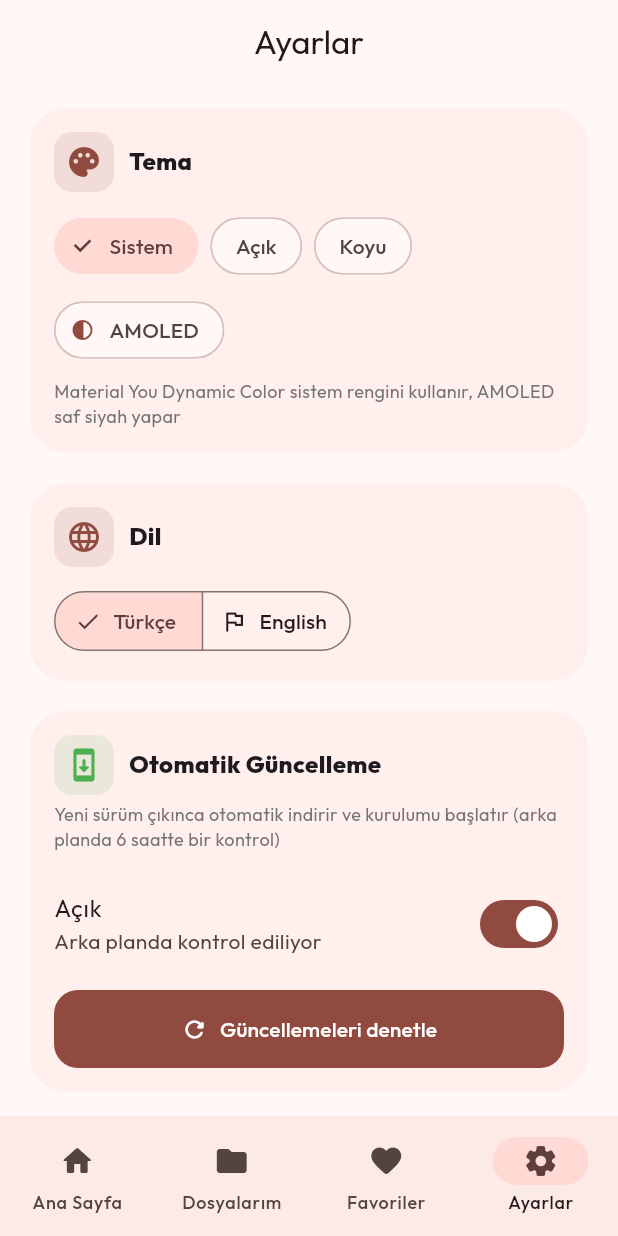
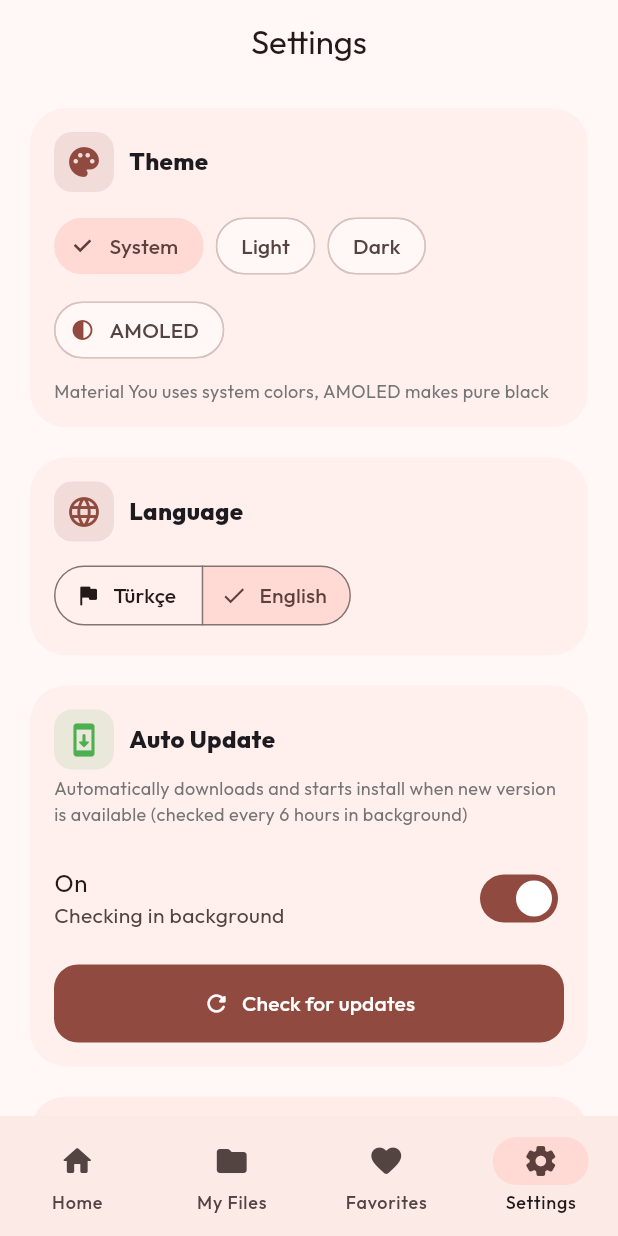
Before and after one commit to ErhaEmir/indir-gitsin, a Flutter app: the screen it shows after launch, item 4 of the bottom bar chosen, on a phone screen of 412 x 824 dp. Run offline on Flutter 3.47's test engine with Material 3 defaults, Android fonts, the phone set to English and light mode, and no system bars; drawn by our look-alikes of dynamic_color; our stand-ins replace cached_network_image, chewie, device_info_plus, dio, easy_localization, flutter_riverpod and 8 more; missing offline and left inert: receive_sharing_intent, youtube_explode_dart; accounts and stored records are empty; network calls fail; statements that could not run were skipped.

Commit message:
fix: tum metinler EN cevirisi tamamlandi, sistem dili TR/EN otomatik algilama, kapak ikonu yuksek kalite yeniden uretildi (İNDİR GİTSİN)

```diff
--- a/lib/main.dart
+++ b/lib/main.dart
@@ -29,15 +29,23 @@ Future<void> main() async {
   await StorageService.init();
   final prefs = await SharedPreferences.getInstance();
   final savedTheme = prefs.getString('theme_mode') ?? 'system';
-  final savedLang = prefs.getString('lang') ?? 'tr';
+  final savedLang = prefs.getString('lang');
+  Locale startLocale;
+  if (savedLang != null) {
+    startLocale = Locale(savedLang);
+  } else {
+    final sys = WidgetsBinding.instance.platformDispatcher.locale.languageCode;
+    startLocale = sys == 'tr' ? const Locale('tr') : const Locale('en');
+  }
   runApp(
     ProviderScope(
       overrides: [themeModeProvider.overrideWith((ref) => savedTheme)],
       child: EasyLocalization(
         supportedLocales: const [Locale('tr'), Locale('en')],
         path: 'assets/translations',
-        fallbackLocale: const Locale('tr'),
-        startLocale: Locale(savedLang),
+        fallbackLocale: const Locale('en'),
+        startLocale: startLocale,
+        saveLocale: true,
         child: const IndirGitsinApp(),
       ),
     ),
@@ -123,10 +131,10 @@ class _MainScaffoldState extends ConsumerState<MainScaffold> {
         selectedIndex: _idx,
         onDestinationSelected: (i) => setState(() => _idx = i),
         destinations: [
-          NavigationDestination(icon: const Icon(Icons.home_rounded), label: 'Ana Sayfa'.tr()),
-          NavigationDestination(icon: const Icon(Icons.folder_rounded), label: 'Dosyalarım'.tr()),
-          NavigationDestination(icon: const Icon(Icons.favorite_rounded), label: 'Favoriler'.tr()),
-          NavigationDestination(icon: const Icon(Icons.settings_rounded), label: 'Ayarlar'.tr()),
+          NavigationDestination(icon: const Icon(Icons.home_rounded), label: 'home'.tr()),
+          NavigationDestination(icon: const Icon(Icons.folder_rounded), label: 'files'.tr()),
+          NavigationDestination(icon: const Icon(Icons.favorite_rounded), label: 'favorites'.tr()),
+          NavigationDestination(icon: const Icon(Icons.settings_rounded), label: 'settings'.tr()),
         ],
       ),
     );
@@ -203,7 +211,7 @@ class _HomeTabState extends ConsumerState<HomeTab> with TickerProviderStateMixin
         if (YoutubeService.isValidYoutubeUrl(text)) {
           _linkCtrl.text = text;
           if (mounted) {
-            ScaffoldMessenger.of(context).showSnackBar(SnackBar(content: Text('Paylaşılan video hazırlanıyor...'.tr()), behavior: SnackBarBehavior.floating));
+            ScaffoldMessenger.of(context).showSnackBar(SnackBar(content: Text('share_preparing'.tr()), behavior: SnackBarBehavior.floating));
           }
           _fetch();
         }
@@ -224,8 +232,8 @@ class _HomeTabState extends ConsumerState<HomeTab> with TickerProviderStateMixin
 
   Future<void> _fetch() async {
     final url = _linkCtrl.text.trim();
-    if (url.isEmpty) { setState(() => _error = 'Lütfen link yapıştırın'.tr()); return; }
-    if (!YoutubeService.isValidYoutubeUrl(url)) { setState(() => _error = 'Geçersiz link'.tr()); return; }
+    if (url.isEmpty) { setState(() => _error = 'please_paste'.tr()); return; }
+    if (!YoutubeService.isValidYoutubeUrl(url)) { setState(() => _error = 'invalid_link'.tr()); return; }
     StorageService.addSearch(url);
     HapticFeedback.lightImpact();
     setState(() { _loading = true; _error = null; _video = null; _selected = null; _savedPath = null; });
@@ -235,9 +243,9 @@ class _HomeTabState extends ConsumerState<HomeTab> with TickerProviderStateMixin
       setState(() { _video = info; _selected = info.streams.isNotEmpty ? info.streams.first : null; });
       HapticFeedback.selectionClick();
     } on TimeoutException {
-      setState(() => _error = 'Zaman aşımı, tekrar dene'.tr());
+      setState(() => _error = 'timeout'.tr());
     } catch (e) {
-      setState(() => _error = 'Alınamadı: $e');
+      setState(() => _error = '${'failed'.tr()}: $e');
     } finally {
       if (mounted) setState(() => _loading = false);
     }
@@ -258,9 +266,9 @@ class _HomeTabState extends ConsumerState<HomeTab> with TickerProviderStateMixin
       StorageService.addHistory({'id': _video!.id, 'title': _video!.title, 'thumbnail': _video!.thumbnailUrl, 'url': 'https://www.youtube.com/watch?v=${_video!.id}', 'path': path, 'date': DateTime.now().toIso8601String()});
       setState(() { _savedPath = path; _downloading = false; _progress = 1; });
       HapticFeedback.heavyImpact();
-      if (mounted) ScaffoldMessenger.of(context).showSnackBar(SnackBar(content: Text('İndirildi: ${path.split('/').last}'), action: SnackBarAction(label: 'AÇ'.tr(), onPressed: () => OpenFilex.open(path)), behavior: SnackBarBehavior.floating));
+      if (mounted) ScaffoldMessenger.of(context).showSnackBar(SnackBar(content: Text('${'downloaded'.tr()}: ${path.split('/').last}'), action: SnackBarAction(label: 'open'.tr(), onPressed: () => OpenFilex.open(path)), behavior: SnackBarBehavior.floating));
     } catch (e) {
-      setState(() { _downloading = false; _error = 'Hata: $e'; });
+      setState(() { _downloading = false; _error = '${'error'.tr()}: $e'; });
     }
   }
 
@@ -296,11 +304,11 @@ class _HomeTabState extends ConsumerState<HomeTab> with TickerProviderStateMixin
                   decoration: BoxDecoration(gradient: LinearGradient(begin: Alignment.topLeft, end: Alignment.bottomRight, colors: [cs.primary, const Color(0xFF7B0000)]), borderRadius: BorderRadius.circular(28), boxShadow: [BoxShadow(color: cs.primary.withOpacity(0.25), blurRadius: 20, offset: const Offset(0, 8))]),
                   child: Row(children: [
                     Expanded(child: Column(crossAxisAlignment: CrossAxisAlignment.start, children: [
-                      Row(children: [Container(padding: const EdgeInsets.symmetric(horizontal: 8, vertical: 4), decoration: BoxDecoration(color: Colors.white.withOpacity(0.18), borderRadius: BorderRadius.circular(99)), child: const Text('YENİ', style: TextStyle(color: Colors.white, fontSize: 10, fontWeight: FontWeight.w800))), const SizedBox(width: 8), Text('⚡ Hızlı • Akıllı', style: TextStyle(color: Colors.white.withOpacity(0.9), fontSize: 12))]),
+                      Row(children: [Container(padding: const EdgeInsets.symmetric(horizontal: 8, vertical: 4), decoration: BoxDecoration(color: Colors.white.withOpacity(0.18), borderRadius: BorderRadius.circular(99)), child: Text('new'.tr(), style: const TextStyle(color: Colors.white, fontSize: 10, fontWeight: FontWeight.w800))), const SizedBox(width: 8), Text('fast_smart'.tr(), style: TextStyle(color: Colors.white.withOpacity(0.9), fontSize: 12))]),
                       const SizedBox(height: 8),
-                      Text('YouTube & Music'.tr(), style: const TextStyle(color: Colors.white, fontWeight: FontWeight.w800, fontSize: 18)),
+                      Text('subtitle'.tr(), style: const TextStyle(color: Colors.white, fontWeight: FontWeight.w800, fontSize: 18)),
                       const SizedBox(height: 4),
-                      Text('Yapıştır → anında hazır\nPaylaş → direkt indir', style: TextStyle(color: Colors.white.withOpacity(0.85), fontSize: 12, height: 1.35)),
+                      Text('hero_desc'.tr(), style: TextStyle(color: Colors.white.withOpacity(0.85), fontSize: 12, height: 1.35)),
                       const SizedBox(height: 12),
                       Wrap(spacing: 6, runSpacing: 6, children: [_chip('MP4', Icons.videocam_rounded), _chip('MP3', Icons.music_note_rounded), _chip('4K', Icons.high_quality_rounded)]),
                     ])),
@@ -338,20 +346,20 @@ class _HomeTabState extends ConsumerState<HomeTab> with TickerProviderStateMixin
               ],
               const SizedBox(height: 10),
               if (_error != null)
-                Container(padding: const EdgeInsets.all(14), decoration: BoxDecoration(color: cs.errorContainer, borderRadius: BorderRadius.circular(16)), child: Row(children: [Icon(Icons.error_outline_rounded, color: cs.onErrorContainer), const SizedBox(width: 8), Expanded(child: Text(_error!, style: TextStyle(color: cs.onErrorContainer))), TextButton(onPressed: _fetch, child: Text('Tekrar'.tr()))])),
+                Container(padding: const EdgeInsets.all(14), decoration: BoxDecoration(color: cs.errorContainer, borderRadius: BorderRadius.circular(16)), child: Row(children: [Icon(Icons.error_outline_rounded, color: cs.onErrorContainer), const SizedBox(width: 8), Expanded(child: Text(_error!, style: TextStyle(color: cs.onErrorContainer))), TextButton(onPressed: _fetch, child: Text('retry'.tr()))])),
               if (_loading) ...[const SizedBox(height: 16), _shimmer(isDark)],
               if (_video != null) ...[
                 const SizedBox(height: 16),
                 _videoCard(context),
                 const SizedBox(height: 12),
-                Row(children: [IconButton(icon: Icon(StorageService.isFav(_video!.id) ? Icons.favorite_rounded : Icons.favorite_border_rounded, color: Colors.red), onPressed: () { StorageService.toggleFav(_video!.id, {'id': _video!.id, 'title': _video!.title, 'thumbnail': _video!.thumbnailUrl}); setState(() {}); }), Text('Favoriye ekle'.tr()), const Spacer(), Text('${_video!.streams.length} seçenek'.tr(), style: const TextStyle(color: Colors.grey))]),
+                Row(children: [IconButton(icon: Icon(StorageService.isFav(_video!.id) ? Icons.favorite_rounded : Icons.favorite_border_rounded, color: Colors.red), onPressed: () { StorageService.toggleFav(_video!.id, {'id': _video!.id, 'title': _video!.title, 'thumbnail': _video!.thumbnailUrl}); setState(() {}); }), Text('add_favorite'.tr()), const Spacer(), Text('options_count'.tr(namedArgs: {'count': '${_video!.streams.length}'}), style: const TextStyle(color: Colors.grey))]),
                 const SizedBox(height: 8),
                 ..._video!.streams.asMap().entries.map((e) => _tile(e.value, e.key, cs)),
                 const SizedBox(height: 12),
                 if (_downloading) LinearProgressIndicator(value: _progress, borderRadius: BorderRadius.circular(99), minHeight: 8),
                 const SizedBox(height: 10),
                 SizedBox(width: double.infinity, child: FilledButton.icon(onPressed: _downloading ? null : _download, icon: Icon(_savedPath != null ? Icons.check_circle_rounded : Icons.download_rounded), label: Text(_savedPath != null ? 'download_again'.tr() : 'download'.tr()))),
-                if (_savedPath != null) Padding(padding: const EdgeInsets.only(top: 8), child: SizedBox(width: double.infinity, child: OutlinedButton.icon(onPressed: () => Navigator.push(context, MaterialPageRoute(builder: (_) => PlayerPage(path: _savedPath!, title: _video!.title))), icon: const Icon(Icons.play_arrow_rounded), label: Text('Oynat'.tr())))),
+                if (_savedPath != null) Padding(padding: const EdgeInsets.only(top: 8), child: SizedBox(width: double.infinity, child: OutlinedButton.icon(onPressed: () => Navigator.push(context, MaterialPageRoute(builder: (_) => PlayerPage(path: _savedPath!, title: _video!.title))), icon: const Icon(Icons.play_arrow_rounded), label: Text('play'.tr())))),
               ],
               if (!_loading && _video == null && _error == null) ...[const SizedBox(height: 20), _empty(context)],
             ]),
@@ -418,8 +426,8 @@ class _SettingsTabState extends ConsumerState<SettingsTab> {
     setState(()=> _checking=true);
     try {
       await AppUpdateService().checkAndUpdateSilently(force: true);
-      if(mounted) ScaffoldMessenger.of(context).showSnackBar(SnackBar(content: Text('Kontrol edildi - güncelse sessiz kalır, varsa indirilir'.tr()), behavior: SnackBarBehavior.floating));
-      setState(()=> _status='Kontrol tamamlandı');
+      if(mounted) ScaffoldMessenger.of(context).showSnackBar(SnackBar(content: Text('check_done'.tr()), behavior: SnackBarBehavior.floating));
+      setState(()=> _status='check_done'.tr());
     } catch(e){ setState(()=> _status='Hata: $e'); }
     finally { if(mounted) setState(()=> _checking=false); Future.delayed(const Duration(seconds: 3), ()=> setState(()=> _status=null));}
   }
@@ -446,7 +454,7 @@ class _SettingsTabState extends ConsumerState<SettingsTab> {
             ChoiceChip(label: Text('theme_amoled'.tr()), selected: mode=='amoled', avatar: const Icon(Icons.contrast_rounded, size:16), onSelected: (_){ ref.read(themeModeProvider.notifier).state='amoled'; SharedPreferences.getInstance().then((p)=> p.setString('theme_mode','amoled'));}),
           ]),
           const SizedBox(height: 8),
-          Text('Material You Dynamic Color sistem rengini kullanır, AMOLED saf siyah yapar', style: TextStyle(color: Colors.grey[600], fontSize: 12)),
+          Text('material_desc'.tr(), style: TextStyle(color: Colors.grey[600], fontSize: 12)),
         ]))),
         const SizedBox(height: 12),
         // Dil
@@ -460,11 +468,11 @@ class _SettingsTabState extends ConsumerState<SettingsTab> {
         Card(child: Padding(padding: const EdgeInsets.all(16), child: Column(crossAxisAlignment: CrossAxisAlignment.start, children: [
           Row(children: [Container(padding: const EdgeInsets.all(8), decoration: BoxDecoration(color: Colors.green.withOpacity(0.12), borderRadius: BorderRadius.circular(12)), child: const Icon(Icons.system_update_rounded, color: Colors.green)), const SizedBox(width: 10), Text('auto_update'.tr(), style: const TextStyle(fontWeight: FontWeight.w800, fontSize: 16))]),
           const SizedBox(height: 4),
-          Text('Yeni sürüm çıkınca otomatik indirir ve kurulumu başlatır (arka planda 6 saatte bir kontrol)', style: TextStyle(color: Colors.grey[600], fontSize: 12)),
+          Text('auto_update_desc'.tr(), style: TextStyle(color: Colors.grey[600], fontSize: 12)),
           const SizedBox(height: 12),
-          SwitchListTile(value: _autoUpdate, title: Text(_autoUpdate ? 'Açık'.tr() : 'Kapalı'.tr()), subtitle: Text(_autoUpdate ? 'Arka planda kontrol ediliyor' : 'Manuel kontrol gerekir'), onChanged: _toggleAuto, contentPadding: EdgeInsets.zero),
+          SwitchListTile(value: _autoUpdate, title: Text(_autoUpdate ? 'auto_on'.tr() : 'auto_off'.tr()), subtitle: Text(_autoUpdate ? 'auto_on_desc'.tr() : 'auto_off_desc'.tr()), onChanged: _toggleAuto, contentPadding: EdgeInsets.zero),
           const SizedBox(height: 8),
-          SizedBox(width: double.infinity, child: FilledButton.icon(onPressed: _checking ? null : _manualCheck, icon: _checking ? const SizedBox(width:16,height:16, child: CircularProgressIndicator(strokeWidth:2, color:Colors.white)) : const Icon(Icons.refresh_rounded), label: Text('Güncellemeleri denetle'.tr()))),
+          SizedBox(width: double.infinity, child: FilledButton.icon(onPressed: _checking ? null : _manualCheck, icon: _checking ? const SizedBox(width:16,height:16, child: CircularProgressIndicator(strokeWidth:2, color:Colors.white)) : const Icon(Icons.refresh_rounded), label: Text('check_updates'.tr()))),
           if(_status!=null) Padding(padding: const EdgeInsets.only(top:8), child: Text(_status!, style: TextStyle(color: cs.primary, fontSize:12, fontWeight: FontWeight.w600))),
         ]))),
         const SizedBox(height: 12),
@@ -472,14 +480,14 @@ class _SettingsTabState extends ConsumerState<SettingsTab> {
         Card(
           color: cs.primaryContainer.withOpacity(0.4),
           child: Padding(padding: const EdgeInsets.all(18), child: Column(crossAxisAlignment: CrossAxisAlignment.start, children: [
-            Row(children: [Container(padding: const EdgeInsets.all(10), decoration: BoxDecoration(color: cs.primary, borderRadius: BorderRadius.circular(14)), child: const Icon(Icons.info_rounded, color: Colors.white)), const SizedBox(width: 12), Column(crossAxisAlignment: CrossAxisAlignment.start, children: [Text('Hakkında'.tr(), style: const TextStyle(fontWeight: FontWeight.w900, fontSize: 16)), Text('İndir Gitsin', style: TextStyle(color: Colors.grey[700], fontSize: 12))])]),
+            Row(children: [Container(padding: const EdgeInsets.all(10), decoration: BoxDecoration(color: cs.primary, borderRadius: BorderRadius.circular(14)), child: const Icon(Icons.info_rounded, color: Colors.white)), const SizedBox(width: 12), Column(crossAxisAlignment: CrossAxisAlignment.start, children: [Text('about'.tr(), style: const TextStyle(fontWeight: FontWeight.w900, fontSize: 16)), Text('app_name'.tr(), style: TextStyle(color: Colors.grey[700], fontSize: 12))])]),
             const SizedBox(height: 14),
-            Row(children: [CircleAvatar(radius: 28, backgroundColor: cs.primary, child: const Icon(Icons.person_rounded, color: Colors.white, size: 28)), const SizedBox(width: 12), Expanded(child: Column(crossAxisAlignment: CrossAxisAlignment.start, children: [Text('Erhan Emir Bayram', style: const TextStyle(fontWeight: FontWeight.w800, fontSize: 15)), const SizedBox(height:2), Text('Geliştirici', style: TextStyle(color: Colors.grey[600], fontSize: 12)), const SizedBox(height:6), InkWell(onTap: ()=> _openUrl('https://github.com/ErhaEmir'), child: Row(children: [Icon(Icons.link_rounded, size:14, color: cs.primary), const SizedBox(width:4), Text('github.com/ErhaEmir', style: TextStyle(color: cs.primary, fontWeight: FontWeight.w700, fontSize:12))]))]))]),
+            Row(children: [CircleAvatar(radius: 28, backgroundColor: cs.primary, child: const Icon(Icons.person_rounded, color: Colors.white, size: 28)), const SizedBox(width: 12), Expanded(child: Column(crossAxisAlignment: CrossAxisAlignment.start, children: [Text('developer_name'.tr(), style: const TextStyle(fontWeight: FontWeight.w800, fontSize: 15)), const SizedBox(height:2), Text('developer'.tr(), style: TextStyle(color: Colors.grey[600], fontSize: 12)), const SizedBox(height:6), InkWell(onTap: ()=> _openUrl('https://github.com/ErhaEmir'), child: Row(children: [Icon(Icons.link_rounded, size:14, color: cs.primary), const SizedBox(width:4), Text('github_dev_sub'.tr(), style: TextStyle(color: cs.primary, fontWeight: FontWeight.w700, fontSize:12))]))]))]),
             const SizedBox(height: 14),
             Container(padding: const EdgeInsets.all(12), decoration: BoxDecoration(color: Theme.of(context).cardColor, borderRadius: BorderRadius.circular(14)), child: Column(children: [
-              InkWell(onTap: ()=> _openUrl('https://github.com/ErhaEmir/indir-gitsin'), child: Row(children: [Icon(Icons.code_rounded, color: cs.primary), const SizedBox(width:8), Expanded(child: Column(crossAxisAlignment: CrossAxisAlignment.start, children: [Text('GitHub Deposu', style: const TextStyle(fontWeight: FontWeight.w700)), Text('ErhaEmir/indir-gitsin', style: TextStyle(color: Colors.grey[600], fontSize:12))])), Icon(Icons.open_in_new_rounded, size:18, color: Colors.grey[600])])),
+              InkWell(onTap: ()=> _openUrl('https://github.com/ErhaEmir/indir-gitsin'), child: Row(children: [Icon(Icons.code_rounded, color: cs.primary), const SizedBox(width:8), Expanded(child: Column(crossAxisAlignment: CrossAxisAlignment.start, children: [Text('github_repo'.tr(), style: const TextStyle(fontWeight: FontWeight.w700)), Text('github_repo_sub'.tr(), style: TextStyle(color: Colors.grey[600], fontSize:12))])), Icon(Icons.open_in_new_rounded, size:18, color: Colors.grey[600])])),
               const Divider(height:16),
-              InkWell(onTap: ()=> _openUrl('https://github.com/ErhaEmir'), child: Row(children: [Icon(Icons.person_rounded, color: cs.primary), const SizedBox(width:8), Expanded(child: Column(crossAxisAlignment: CrossAxisAlignment.start, children: [Text('Geliştirici GitHub', style: const TextStyle(fontWeight: FontWeight.w700)), Text('github.com/ErhaEmir', style: TextStyle(color: Colors.grey[600], fontSize:12))])), Icon(Icons.open_in_new_rounded, size:18, color: Colors.grey[600])])),
+              InkWell(onTap: ()=> _openUrl('https://github.com/ErhaEmir'), child: Row(children: [Icon(Icons.person_rounded, color: cs.primary), const SizedBox(width:8), Expanded(child: Column(crossAxisAlignment: CrossAxisAlignment.start, children: [Text('github_dev'.tr(), style: const TextStyle(fontWeight: FontWeight.w700)), Text('github_dev_sub'.tr(), style: TextStyle(color: Colors.grey[600], fontSize:12))])), Icon(Icons.open_in_new_rounded, size:18, color: Colors.grey[600])])),
             ])),
             const SizedBox(height: 12),
             FutureBuilder<PackageInfo>(future: PackageInfo.fromPlatform(), builder: (c,s){ final v=s.data; return Text(v==null? 'Yükleniyor...': 'Sürüm ${v.version}+${v.buildNumber} • ${v.appName}', style: TextStyle(color: Colors.grey[600], fontSize:11), textAlign: TextAlign.center);}),
```
Also changed, not shown: assets/translations/en.json (+40 -2 lines), assets/translations/tr.json (+40 -2 lines), assets/icons/app_icon.png, 10 other files.
